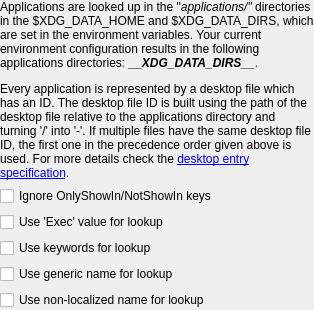
This is applications_xdg/src/configwidget.ui in albertlauncher/plugins as Qt 5 draws it before an edit. The edited form follows.
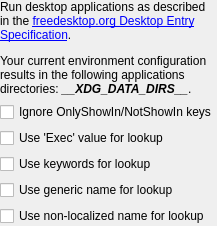
This is the edited form.

Commit message: [applications_xdg:9.0] iid:0.23

What changed in the file:
```diff
--- a/applications_xdg/src/configwidget.ui
+++ b/applications_xdg/src/configwidget.ui
@@ -22,11 +22,11 @@
        <property name="text">
         <string>&lt;!DOCTYPE HTML PUBLIC &quot;-//W3C//DTD HTML 4.0//EN&quot; &quot;http://www.w3.org/TR/REC-html40/strict.dtd&quot;&gt;
 &lt;html&gt;
-&lt;head&gt;
-&lt;/head&gt;
 &lt;body&gt;
-&lt;p&gt;Applications are looked up in the &amp;quot;&lt;span style=&quot; font-style:italic;&quot;&gt;applications/&amp;quot;&lt;/span&gt; directories in the $XDG_DATA_HOME and $XDG_DATA_DIRS, which are set in the environment variables. Your current environment configuration results in the following applications directories: &lt;span style=&quot; font-weight:600; font-style:italic;&quot;&gt;__XDG_DATA_DIRS__&lt;/span&gt;. &lt;/p&gt;
-&lt;p&gt;Every application is represented by a desktop file which has an ID. The desktop file ID is built using the path of the desktop file relative to the applications directory and turning '/' into '-'. If multiple files have the same desktop file ID, the first one in the precedence order given above is used. For more details check the &lt;a href=&quot;https://specifications.freedesktop.org/desktop-entry-spec/latest/&quot;&gt;desktop entry specification&lt;/a&gt;.&lt;/p&gt;&lt;/body&gt;&lt;/html&gt;</string>
+&lt;p&gt;Run desktop applications as described in the &lt;a href=&quot;https://specifications.freedesktop.org/desktop-entry-spec/latest/&quot;&gt;freedesktop.org Desktop Entry Specification&lt;/a&gt;.&lt;/p&gt;
+&lt;p &gt;Your current environment configuration results in the following applications directories: &lt;span style=&quot; font-weight:600; font-style:italic;&quot;&gt;__XDG_DATA_DIRS__&lt;/span&gt;. &lt;/p&gt;
+&lt;/body&gt;
+&lt;/html&gt;</string>
        </property>
        <property name="wordWrap">
         <bool>true</bool>
```
The commit also changes 5 other files.
